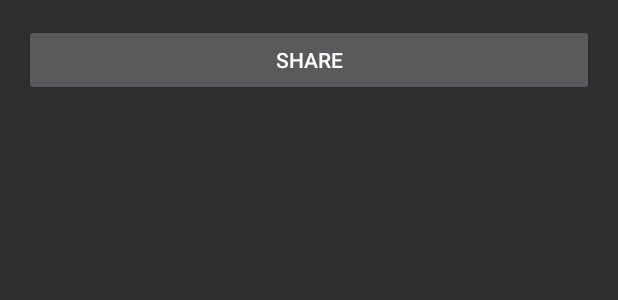
After one commit to acprimer/AndroidStudy, an Android app: the layout activity_share.xml on its own in the app's theme, with its tools: preview values and no code run, on a phone screen of 412 x 824 dp. The commit adds this screen. Shown: the top 300 px of the screen. Run offline under Robolectric (Android 15) with nearby library versions, the phone set to English and light mode, and no system bars.

```diff
--- a/app/src/main/java/com/study/yaodh/androidstudy/activity/MainActivity.java
+++ b/app/src/main/java/com/study/yaodh/androidstudy/activity/MainActivity.java
@@ -31,7 +31,8 @@ public class MainActivity extends AppCompatActivity {
                         "RecyclerView",
                         "Navigation Drawer",
                         "ProgressBar",
-                        "ListActivity"
+                        "ListActivity",
+                        "Share"
                 });
         listView.setAdapter(adapter);
         listView.setOnItemClickListener(new AdapterView.OnItemClickListener() {
@@ -56,6 +57,9 @@ public class MainActivity extends AppCompatActivity {
                     case 5:
                         IntentManager.startListActivity(MainActivity.this);
                         break;
+                    case 6:
+                        IntentManager.startShareActivity(MainActivity.this);
+                        break;
                 }
             }
         });
--- /dev/null
+++ b/app/src/main/res/layout/activity_share.xml
@@ -0,0 +1,18 @@
+<?xml version="1.0" encoding="utf-8"?>
+<RelativeLayout xmlns:android="http://schemas.android.com/apk/res/android"
+    xmlns:tools="http://schemas.android.com/tools"
+    android:layout_width="match_parent"
+    android:layout_height="match_parent"
+    android:paddingBottom="@dimen/activity_vertical_margin"
+    android:paddingLeft="@dimen/activity_horizontal_margin"
+    android:paddingRight="@dimen/activity_horizontal_margin"
+    android:paddingTop="@dimen/activity_vertical_margin"
+    tools:context="com.study.yaodh.androidstudy.activity.ShareActivity">
+
+    <Button
+        android:id="@+id/share"
+        android:layout_width="match_parent"
+        android:layout_height="wrap_content"
+        android:text="Share"/>
+
+</RelativeLayout>
--- a/app/src/main/res/values/strings.xml
+++ b/app/src/main/res/values/strings.xml
@@ -4,4 +4,5 @@
     <string name="RecyclerView">RecyclerView</string>
     <string name="drawer">Navigation Drawer</string>
     <string name="title_activity_progressbar">ProgressbarActivity</string>
+    <string name="title_activity_share">ShareActivity</string>
 </resources>
```
Also changed, not shown: app/src/main/AndroidManifest.xml (+5 -2 lines), app/src/main/java/com/study/yaodh/androidstudy/activity/ShareActivity.java (added, +38 -0 lines), app/src/main/java/com/study/yaodh/androidstudy/utils/IntentManager.java (+10 -0 lines).
